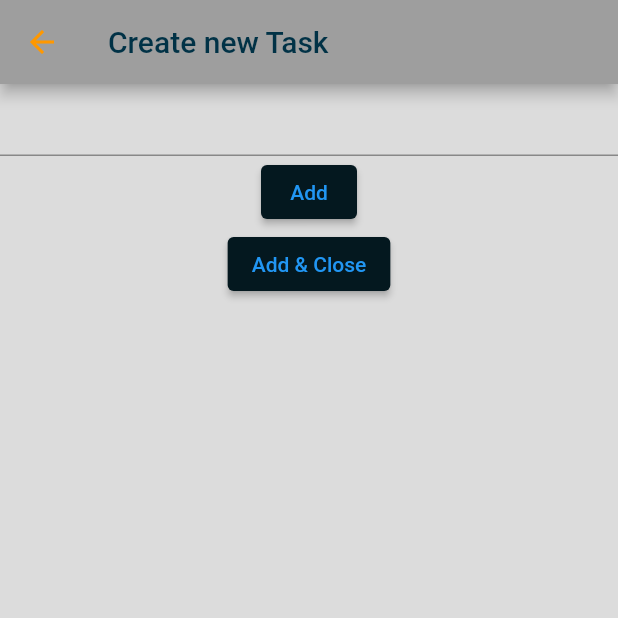
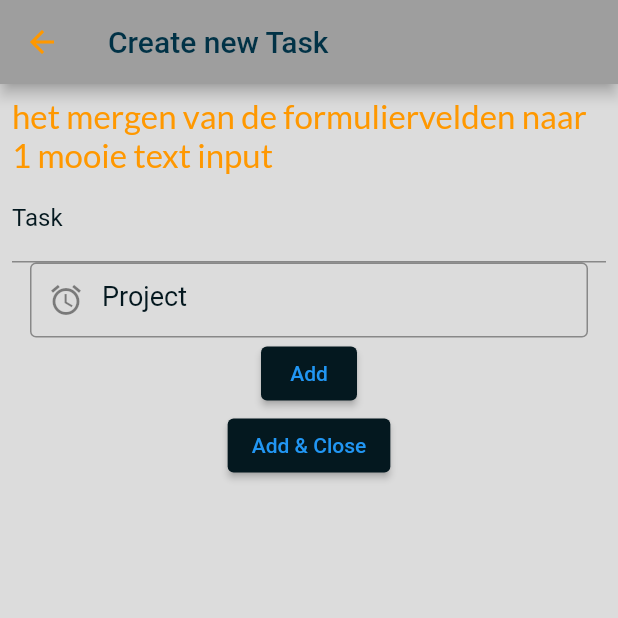
Before and after one commit to smoerman99/CheckMe, a Flutter app: the CreateTaskPage screen opened directly, on a phone screen of 412 x 824 dp, the top half of it. Run offline on Flutter 3.47's test engine with Material 2 defaults, Android fonts, the phone set to English and light mode, and no system bars; our stand-ins replace cloud_firestore, firebase_auth, firebase_core, pie_chart; missing offline and left inert: indexed; accounts and stored records are empty.

Commit message:
made small changes to the create task form

```diff
--- a/lib/Pages/createTask.dart
+++ b/lib/Pages/createTask.dart
@@ -1,9 +1,8 @@
 import 'package:checkit/Entities/Check.dart';
 import 'package:checkit/Entities/Enums/Priority.dart';
 import 'package:checkit/Widgets/HandleElevatedButton.dart';
+import 'package:checkit/Widgets/TextFormFieldWithStyling.dart';
 import 'package:flutter/material.dart';
-import 'package:flutter/scheduler.dart';
-import '../Widgets/textFormFieldWithStyling.dart';
 
 class CreateTaskPage extends StatefulWidget {
   const CreateTaskPage({Key key}) : super(key: key);
@@ -40,17 +39,35 @@ class _CreateTaskPageState extends State<CreateTaskPage> {
       ),
       body: Container(
         color: Colors.black12,
+        child: Padding(
+          padding: const EdgeInsets.all(8.0),
           child: Column(
             children: [
+              Text('het mergen van de formuliervelden naar 1 mooie text input'),
               TextFormField(
-              // The validator receives the text that the user has entered.
-              validator: (value) {
-                if (value == null || value.isEmpty) {
-                  return 'Please enter some text';
-                }
-                return null;
+                autovalidateMode: AutovalidateMode.always,
+                decoration: const InputDecoration(
+                  // icon: Icon(Icons.task),
+                  hintText: 'What are you up to?',
+                  labelText: 'Task',
+                ),
+                onSaved: (String value) {
+                  // This optional block of code can be used to run
+                  // code when the user saves the form.
+                  setState(() {
+                    _check.title = value;
+                  });
+                },
+                validator: (String value) {
+                  return value.contains('@') ? 'Do not use the @ char.' : null;
                 },
               ),
+              TextFormFieldWithStyling(
+                  needsExpanding: false,
+                  hintText: 'Project',
+                  icon: Icon(Icons.access_alarm),
+                  taskNameController: TextEditingController(),
+                  textInputType: TextInputType.number),
               HandleElevatedButton(
                 title: "Add",
                 textController: _titleController,
@@ -64,6 +81,7 @@ class _CreateTaskPageState extends State<CreateTaskPage> {
             ],
           ),
         ),
+      ),
     );
   }
 }
--- a/lib/Pages/home.dart
+++ b/lib/Pages/home.dart
@@ -1,5 +1,5 @@
 import 'package:checkit/Entities/CheckList.dart';
-import 'package:checkit/Pages/CreateTask.dart';
+import 'package:checkit/Pages/createTask.dart';
 import 'package:pie_chart/pie_chart.dart';
 import 'package:checkit/Widgets/TextWidget.dart';
 import 'package:flutter/material.dart';
```
Lines whose indentation alone changed are shown as unchanged.
